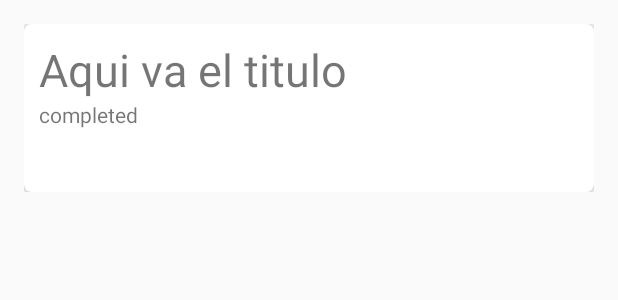
After one commit to JuanHoyosC/Movil---consumiendo-api---taller-grupal-2, an Android app: the layout list_item_todo.xml on its own in the app's theme, with its tools: preview values and no code run, on a phone screen of 412 x 824 dp. The commit adds this screen. Shown: the top 300 px of the screen. Run offline under Robolectric (Android 15) with nearby library versions, the phone set to English and light mode, and no system bars; network calls fail.

Commit message:
Se termino el taller de TODOS

```diff
--- a/app/build.gradle
+++ b/app/build.gradle
@@ -42,8 +42,11 @@ dependencies {
     implementation 'androidx.annotation:annotation:1.1.0'
     implementation 'androidx.lifecycle:lifecycle-extensions:2.2.0'
     implementation 'androidx.legacy:legacy-support-v4:1.0.0'
+    implementation 'com.squareup.retrofit2:retrofit:2.6.1'
+    implementation 'com.squareup.retrofit2:converter-gson:2.6.1'
     testImplementation 'junit:junit:4.12'
     androidTestImplementation 'androidx.test.ext:junit:1.1.2'
     androidTestImplementation 'androidx.test.espresso:espresso-core:3.3.0'
 
+
 }
--- a/app/src/main/AndroidManifest.xml
+++ b/app/src/main/AndroidManifest.xml
@@ -1,7 +1,7 @@
 <?xml version="1.0" encoding="utf-8"?>
 <manifest xmlns:android="http://schemas.android.com/apk/res/android"
     package="com.jcabarique.tallernavegacionlogin">
-
+    <uses-permission android:name="android.permission.INTERNET" />
     <application
         android:name=".AppClass"
         android:allowBackup="true"
--- /dev/null
+++ b/app/src/main/java/com/jcabarique/tallernavegacionlogin/repository/api/Todo.kt
@@ -0,0 +1,6 @@
+package com.jcabarique.tallernavegacionlogin.repository.api
+
+data class Todo (
+    var title: String = "",
+    var completed: Boolean = false
+)
--- a/app/src/main/java/com/jcabarique/tallernavegacionlogin/ui/Home.kt
+++ b/app/src/main/java/com/jcabarique/tallernavegacionlogin/ui/Home.kt
@@ -5,6 +5,7 @@ import androidx.fragment.app.Fragment
 import android.view.LayoutInflater
 import android.view.View
 import android.view.ViewGroup
+import android.widget.Button
 import androidx.fragment.app.activityViewModels
 import androidx.lifecycle.Observer
 import androidx.navigation.Navigation
@@ -36,6 +37,10 @@ class Home : Fragment() {
             }
         })
 
+        view.findViewById<Button>(R.id.button).setOnClickListener {
+            navController.navigate(R.id.action_home3_to_todos)
+        }
+
         view.buttonSalir.setOnClickListener {
            loginViewModel.setLogged(false)
         }
--- /dev/null
+++ b/app/src/main/res/layout/list_item_todo.xml
@@ -0,0 +1,44 @@
+<?xml version="1.0" encoding="utf-8"?>
+<LinearLayout xmlns:android="http://schemas.android.com/apk/res/android"
+    xmlns:app="http://schemas.android.com/apk/res-auto"
+    xmlns:tools="http://schemas.android.com/tools"
+    android:layout_width="match_parent"
+    android:layout_height="wrap_content"
+    android:layout_marginStart="16dp"
+    android:layout_marginTop="16dp"
+    android:layout_marginEnd="16dp"
+    android:orientation="vertical">
+
+    <androidx.cardview.widget.CardView
+        android:id="@+id/card"
+        android:layout_width="match_parent"
+        android:layout_height="wrap_content"
+        android:backgroundTint="@color/design_default_color_background"
+        app:cardCornerRadius="5dp"
+        app:cardElevation="5dp"
+        app:contentPadding="10dp">
+
+        <LinearLayout
+            android:layout_width="match_parent"
+            android:layout_height="92dp"
+            android:orientation="vertical">
+
+            <TextView
+                android:id="@+id/title"
+                android:layout_width="match_parent"
+                android:layout_height="wrap_content"
+                android:layout_weight="0"
+                android:text="Aqui va el titulo"
+                android:textSize="30sp" />
+
+            <TextView
+                android:id="@+id/completed"
+                android:layout_width="wrap_content"
+                android:layout_height="wrap_content"
+                android:layout_weight="0"
+                android:text="completed" />
+
+        </LinearLayout>
+    </androidx.cardview.widget.CardView>
+
+</LinearLayout>
```
Also changed, not shown: app/src/main/java/com/jcabarique/tallernavegacionlogin/repository/TodoRepository.kt (added, +16 -0 lines), app/src/main/java/com/jcabarique/tallernavegacionlogin/repository/api/TodosApi.kt (added, +17 -0 lines), app/src/main/java/com/jcabarique/tallernavegacionlogin/repository/api/TodosApiService.kt (added, +24 -0 lines), app/src/main/java/com/jcabarique/tallernavegacionlogin/ui/Todos.kt (added, +53 -0 lines), app/src/main/java/com/jcabarique/tallernavegacionlogin/ui/TodosAdapter.kt (added, +39 -0 lines), app/src/main/java/com/jcabarique/tallernavegacionlogin/viewModel/TodoViewModel.kt (added, +45 -0 lines), app/src/main/res/layout/fragment_home.xml (+14 -1 lines), app/src/main/res/layout/fragment_todos.xml (added, +32 -0 lines), app/src/main/res/navigation/nav_graph.xml (+8 -0 lines).
